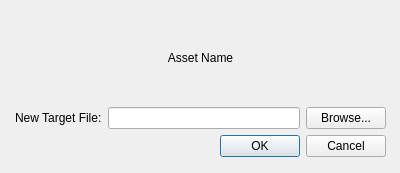
This is scripts/PipelineManagementTools/gui/updateAssetDialog.ui in jw0z96/PipelineManagementTools as Qt 5 draws it before an edit. The edited form follows.
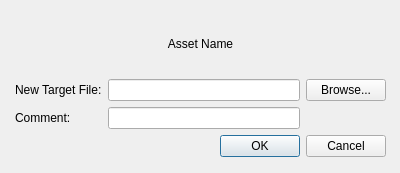
This is the edited form.

Commit message: comments in UI & updating symlinks

What changed in the file:
```diff
--- a/scripts/PipelineManagementTools/gui/updateAssetDialog.ui
+++ b/scripts/PipelineManagementTools/gui/updateAssetDialog.ui
@@ -61,6 +61,19 @@
       <item row="0" column="1">
        <widget class="QLineEdit" name="filePathLineEdit"/>
       </item>
+      <item row="1" column="1">
+       <widget class="QLineEdit" name="commentLineEdit"/>
+      </item>
+      <item row="1" column="0">
+       <widget class="QLabel" name="commentLabel">
+        <property name="text">
+         <string>Comment:</string>
+        </property>
+        <property name="margin">
+         <number>5</number>
+        </property>
+       </widget>
+      </item>
      </layout>
     </item>
     <item>
```
Left out of the diff: 14 changed lines with no effect on the pictures. The commit also changes 6 other files.
